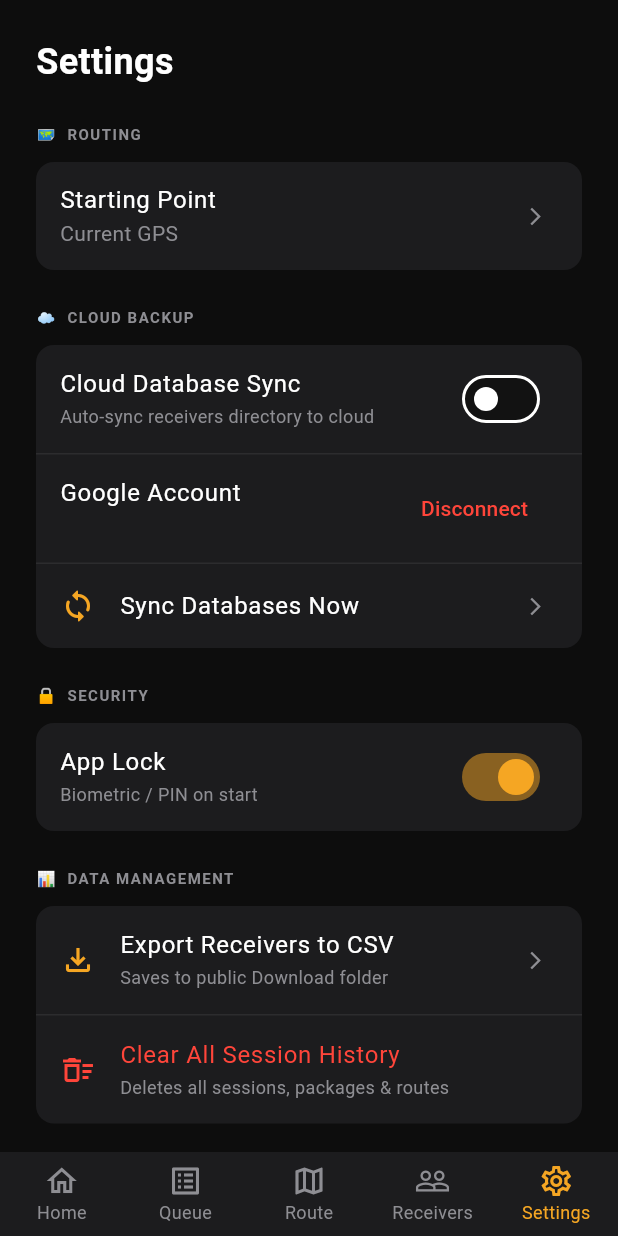
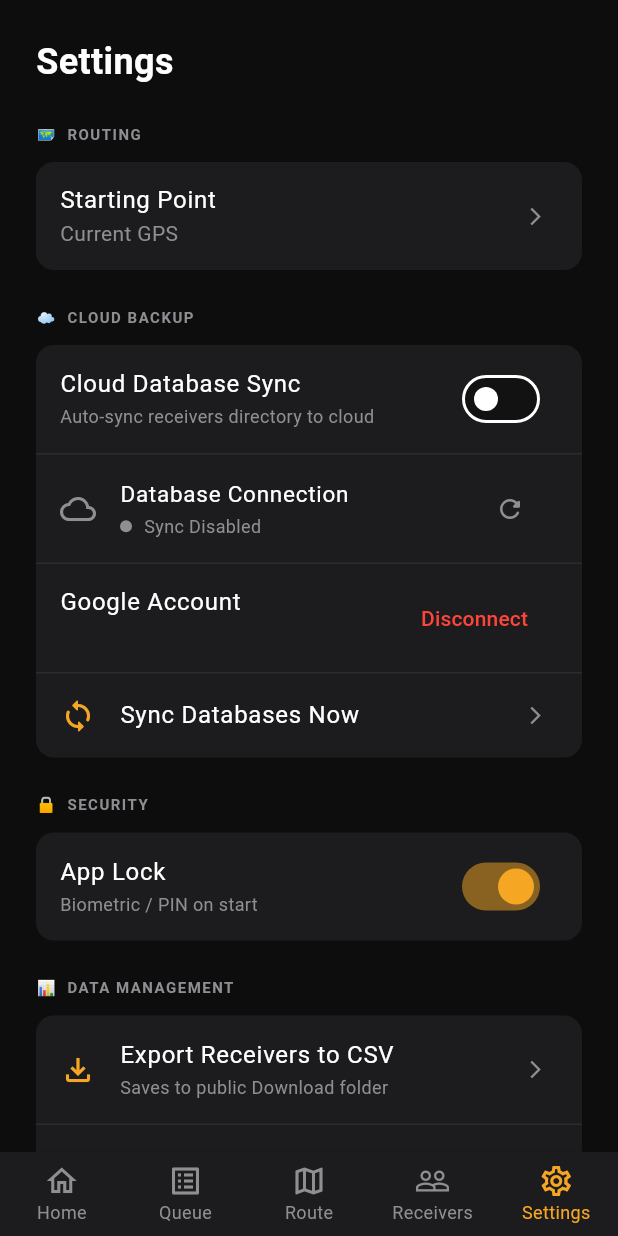
Before and after one commit to manu-mathew1/DeliMap---the-delivery-route-tracker, a Flutter app: the HomeScreen screen opened directly, item 5 of the bottom bar chosen, after a tap on "Cloud Database Sync", on a phone screen of 412 x 824 dp. Run offline on Flutter 3.47's test engine with Material 3 defaults, Android fonts, the phone set to English and light mode, and no system bars; our stand-ins replace camera, cloud_firestore, csv, file_picker, firebase_auth, firebase_core and 6 more; missing offline and left inert: google_mlkit_text_recognition; accounts and stored records are empty; network calls fail.

Commit message:
Configure Google Sign-In, Firebase initialization, and add Database Connection status indicator to settings (v1.7.3)

```diff
--- a/lib/screens/settings_screen.dart
+++ b/lib/screens/settings_screen.dart
@@ -5,6 +5,13 @@ import 'package:path_provider/path_provider.dart';
 import '../db/database_helper.dart';
 import '../services/auth_service.dart';
 import '../services/cloud_sync_service.dart';
+
+enum CloudConnectionStatus {
+  disabled,
+  checking,
+  offline,
+  connected,
+}
 
 class SettingsScreen extends StatefulWidget {
   const SettingsScreen({Key? key}) : super(key: key);
@@ -19,6 +26,7 @@ class _SettingsScreenState extends State<SettingsScreen> {
   String? _googleEmail;
   bool _isSyncing = false;
   String _startLocationType = 'Current GPS';
+  CloudConnectionStatus _connectionStatus = CloudConnectionStatus.disabled;
 
   @override
   void initState() {
@@ -35,8 +43,62 @@ class _SettingsScreenState extends State<SettingsScreen> {
         _googleEmail = prefs.getString('google_email');
         _startLocationType = prefs.getString('start_location_type') ?? 'Current GPS';
       });
+      await _checkConnection();
     } catch (e) {
       print('Error loading settings: $e');
+    }
+  }
+
+  Future<void> _checkConnection() async {
+    if (!_googleSyncEnabled || _googleEmail == null) {
+      if (mounted) {
+        setState(() {
+          _connectionStatus = CloudConnectionStatus.disabled;
+        });
+      }
+      return;
+    }
+
+    if (mounted) {
+      setState(() {
+        _connectionStatus = CloudConnectionStatus.checking;
+      });
+    }
+
+    final isConnected = await CloudSyncService.checkConnection();
+
+    if (mounted) {
+      setState(() {
+        _connectionStatus = isConnected
+            ? CloudConnectionStatus.connected
+            : CloudConnectionStatus.offline;
+      });
+    }
+  }
+
+  Color _getStatusColor() {
+    switch (_connectionStatus) {
+      case CloudConnectionStatus.disabled:
+        return const Color(0xFF8E8E93);
+      case CloudConnectionStatus.checking:
+        return const Color(0xFFF5A623);
+      case CloudConnectionStatus.offline:
+        return const Color(0xFFFF453A);
+      case CloudConnectionStatus.connected:
+        return const Color(0xFF30D158);
+    }
+  }
+
+  String _getStatusText() {
+    switch (_connectionStatus) {
+      case CloudConnectionStatus.disabled:
+        return 'Sync Disabled';
+      case CloudConnectionStatus.checking:
+        return 'Checking connection...';
+      case CloudConnectionStatus.offline:
+        return 'Offline (Using Local Cache)';
+      case CloudConnectionStatus.connected:
+        return 'Connected to Cloud Database';
     }
   }
 
@@ -59,6 +121,7 @@ class _SettingsScreenState extends State<SettingsScreen> {
       setState(() {
         _googleSyncEnabled = false;
       });
+      await _checkConnection();
     }
   }
 
@@ -97,6 +160,9 @@ class _SettingsScreenState extends State<SettingsScreen> {
         });
       }
     } catch (e) {
+      setState(() {
+        _googleSyncEnabled = false;
+      });
       if (mounted) {
         ScaffoldMessenger.of(context).showSnackBar(
           SnackBar(
@@ -106,6 +172,7 @@ class _SettingsScreenState extends State<SettingsScreen> {
         );
       }
     } finally {
+      await _checkConnection();
       if (mounted) {
         setState(() {
           _isSyncing = false;
@@ -143,6 +210,7 @@ class _SettingsScreenState extends State<SettingsScreen> {
         );
       }
     } finally {
+      await _checkConnection();
       if (mounted) {
         setState(() {
           _isSyncing = false;
@@ -180,6 +248,7 @@ class _SettingsScreenState extends State<SettingsScreen> {
         );
       }
     } finally {
+      await _checkConnection();
       if (mounted) {
         setState(() {
           _isSyncing = false;
@@ -463,6 +532,42 @@ class _SettingsScreenState extends State<SettingsScreen> {
                     onChanged: _toggleGoogleSync,
                   ),
                   const Divider(color: Color(0xFF2C2C2E), height: 1),
+                  ListTile(
+                    title: const Text('Database Connection', style: TextStyle(color: Colors.white, fontSize: 15)),
+                    leading: const Icon(Icons.cloud_queue_rounded, color: Color(0xFF8E8E93)),
+                    subtitle: Row(
+                      mainAxisSize: MainAxisSize.min,
+                      children: [
+                        Container(
+                          width: 8,
+                          height: 8,
+                          decoration: BoxDecoration(
+                            color: _getStatusColor(),
+                            shape: BoxShape.circle,
+                          ),
+                        ),
+                        const SizedBox(width: 8),
+                        Text(
+                          _getStatusText(),
+                          style: const TextStyle(color: Color(0xFF8E8E93), fontSize: 12),
+                        ),
+                      ],
+                    ),
+                    trailing: _connectionStatus == CloudConnectionStatus.checking
+                        ? const SizedBox(
+                            width: 20,
+                            height: 20,
+                            child: CircularProgressIndicator(
+                              strokeWidth: 2,
+                              valueColor: AlwaysStoppedAnimation<Color>(Color(0xFFF5A623)),
+                            ),
+                          )
+                        : IconButton(
+                            icon: const Icon(Icons.refresh_rounded, size: 20, color: Color(0xFF8E8E93)),
+                            onPressed: _checkConnection,
+                          ),
+                  ),
+                  const Divider(color: Color(0xFF2C2C2E), height: 1),
                   if (_googleEmail != null) ...[
                     ListTile(
                       title: const Text('Google Account', style: TextStyle(color: Colors.white)),
--- a/lib/services/auth_service.dart
+++ b/lib/services/auth_service.dart
@@ -53,7 +53,7 @@ class AuthService {
       return userCredential.user;
     } catch (e) {
       print('Google Sign-In Error: $e');
-      return null;
+      rethrow;
     }
   }
 
--- a/pubspec.yaml
+++ b/pubspec.yaml
@@ -16,7 +16,7 @@ publish_to: 'none' # Remove this line if you wish to publish to pub.dev
 # https://developer.apple.com/library/archive/documentation/General/Reference/InfoPlistKeyReference/Articles/CoreFoundationKeys.html
 # In Windows, build-name is used as the major, minor, and patch parts
 # of the product and file versions while build-number is used as the build suffix.
-version: 1.6.0+1
+version: 1.7.3+1
 
 environment:
   sdk: ^3.12.1
```
Also changed, not shown: lib/main.dart (+7 -1 lines), lib/services/cloud_sync_service.dart (+19 -0 lines).
